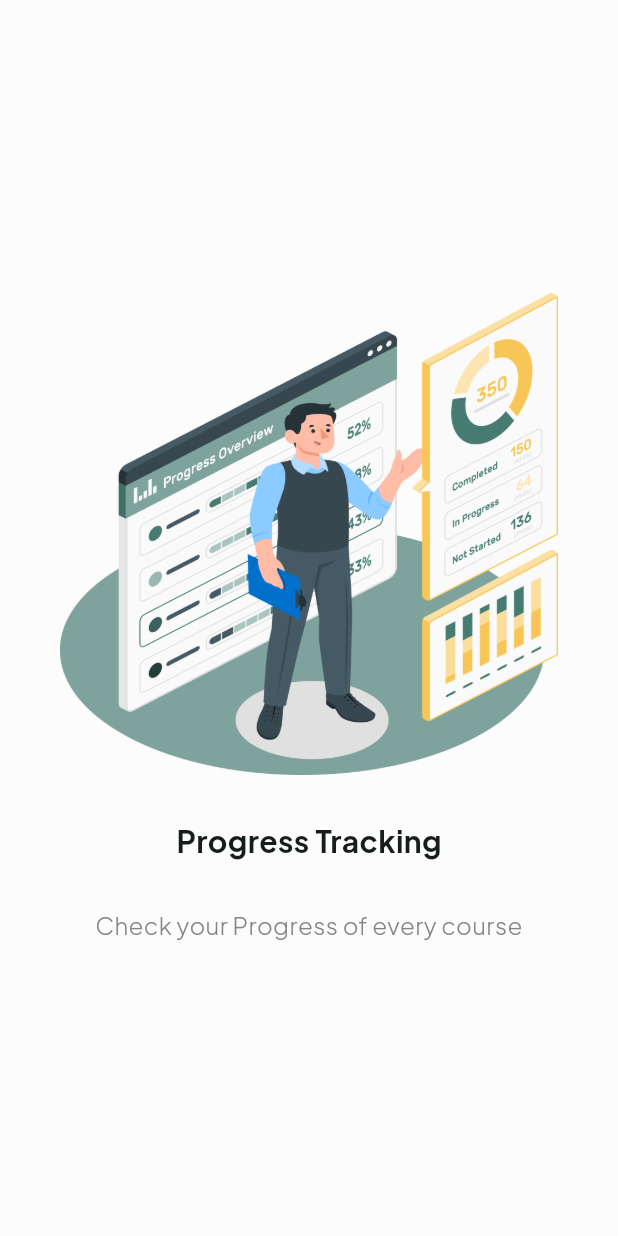
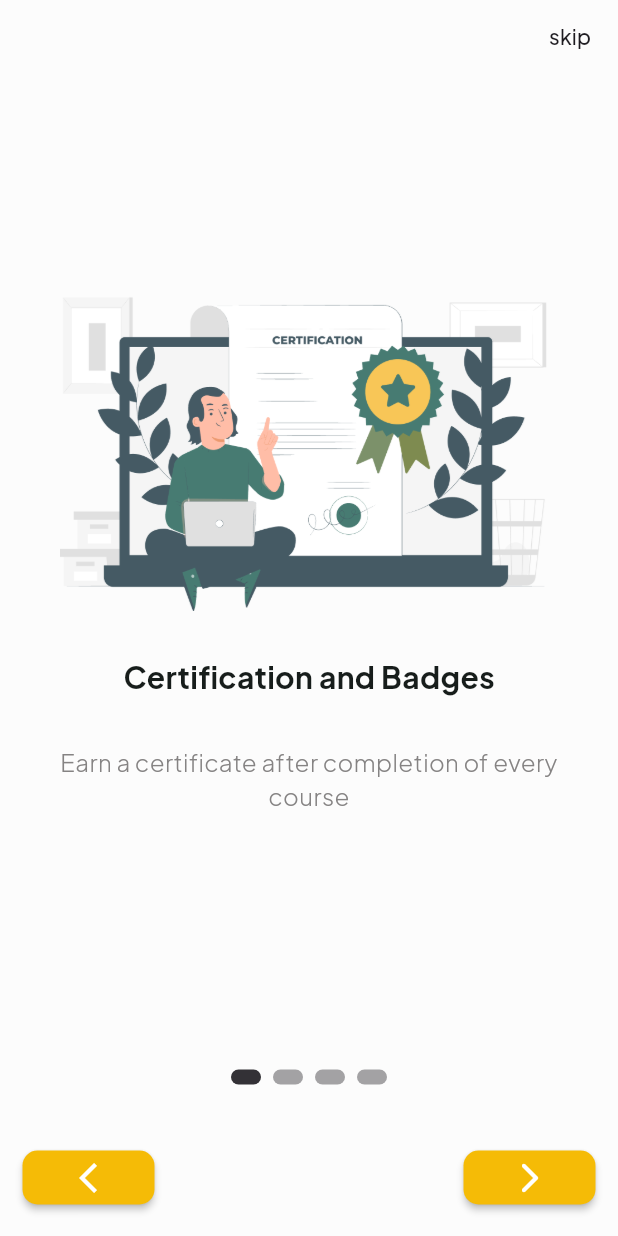
Before and after one commit to HappySolutions/edu_vista, a Flutter app: the screen it shows after launch, on a phone screen of 412 x 824 dp. Run offline on Flutter 3.47's test engine with Material 3 defaults, Android fonts, the phone set to English and light mode, and no system bars.

```diff
--- /dev/null
+++ b/lib/pages/home_page.dart
@@ -0,0 +1,15 @@
+import 'package:flutter/material.dart';
+
+class HomePage extends StatefulWidget {
+  const HomePage({super.key});
+
+  @override
+  State<HomePage> createState() => _HomePageState();
+}
+
+class _HomePageState extends State<HomePage> {
+  @override
+  Widget build(BuildContext context) {
+    return const Placeholder();
+  }
+}
--- a/lib/pages/on_boarding_page.dart
+++ b/lib/pages/on_boarding_page.dart
@@ -1,3 +1,5 @@
+import 'package:edu_vista/pages/home_page.dart';
+import 'package:edu_vista/utils/color.utility.dart';
 import 'package:edu_vista/utils/image.utility.dart';
 import 'package:edu_vista/widgets/onBoarding/on_boarding_item.dart';
 import 'package:flutter/material.dart';
@@ -7,16 +9,12 @@ class OnBoardingPage extends StatelessWidget {
 
   @override
   Widget build(BuildContext context) {
-    final _pageController = PageController(
-      initialPage: 1,
+    final pageController = PageController(
+      initialPage: 0,
       viewportFraction: 1,
     );
-
-    return Scaffold(
-      body: PageView(
-        controller: _pageController,
-        scrollDirection: Axis.horizontal, // or Axis.vertical
-        children: const [
+    const int current = 0;
+    var onboardingItems = const [
       OnBoardingItemWidget(
           image: ImageUtility.badges,
           title: 'Certification and Badges',
@@ -33,7 +31,92 @@ class OnBoardingPage extends StatelessWidget {
           image: ImageUtility.courseCategory,
           title: 'Course Catalog',
           subTitle: 'View in which courses you are enrolled'),
+    ];
+    return SafeArea(
+      child: Scaffold(
+        body: Column(
+          children: [
+            Row(
+              mainAxisAlignment: MainAxisAlignment.end,
+              children: [
+                TextButton(
+                  child: const Text(
+                    'skip',
+                    style: TextStyle(color: ColorUtility.mediumBlack),
+                  ),
+                  onPressed: () {
+                    Navigator.push(
+                        context,
+                        MaterialPageRoute(
+                            builder: (context) => const HomePage()));
+                  },
+                )
               ],
+            ),
+            Expanded(
+              child: PageView(
+                controller: pageController,
+                scrollDirection: Axis.horizontal,
+                children: onboardingItems,
+              ),
+            ),
+            Padding(
+              padding: const EdgeInsets.all(15.0),
+              child: Row(
+                mainAxisAlignment: MainAxisAlignment.center,
+                children: onboardingItems.asMap().entries.map((entry) {
+                  return GestureDetector(
+                    onTap: () => pageController.animateToPage(entry.key,
+                        duration: const Duration(milliseconds: 500),
+                        curve: Curves.linear),
+                    child: Container(
+                      width: 20.0,
+                      height: 10.0,
+                      margin: const EdgeInsets.symmetric(
+                          vertical: 8.0, horizontal: 4.0),
+                      decoration: BoxDecoration(
+                          borderRadius: BorderRadius.circular(10),
+                          shape: BoxShape.rectangle,
+                          color: (Theme.of(context).brightness ==
+                                      Brightness.dark
+                                  ? ColorUtility.secondry
+                                  : ColorUtility.mediumBlack)
+                              .withOpacity(current == entry.key ? 0.9 : 0.4)),
+                    ),
+                  );
+                }).toList(),
+              ),
+            ),
+            Padding(
+              padding: const EdgeInsets.all(15.0),
+              child: Row(
+                mainAxisAlignment: MainAxisAlignment.spaceBetween,
+                children: [
+                  MaterialButton(
+                    color: ColorUtility.secondry,
+                    textColor: Colors.white,
+                    shape: RoundedRectangleBorder(
+                        borderRadius: BorderRadius.circular(10)),
+                    child: const Icon(Icons.arrow_back_ios_outlined),
+                    onPressed: () => pageController.previousPage(
+                        duration: const Duration(milliseconds: 500),
+                        curve: Curves.linear),
+                  ),
+                  MaterialButton(
+                    color: ColorUtility.secondry,
+                    textColor: Colors.white,
+                    shape: RoundedRectangleBorder(
+                        borderRadius: BorderRadius.circular(10)),
+                    child: const Icon(Icons.arrow_forward_ios_rounded),
+                    onPressed: () => pageController.nextPage(
+                        duration: const Duration(milliseconds: 500),
+                        curve: Curves.linear),
+                  ),
+                ],
+              ),
+            ),
+          ],
+        ),
       ),
     );
   }
```
Lines whose indentation alone changed are shown as unchanged.
